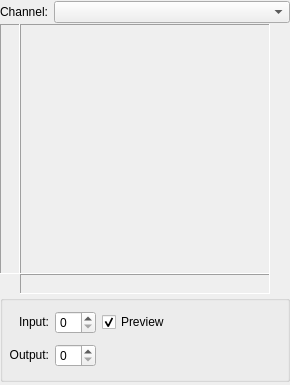
KDE/krita, file krita/plugins/filters/colorsfilters/wdg_perchannel.ui: the form before one commit.
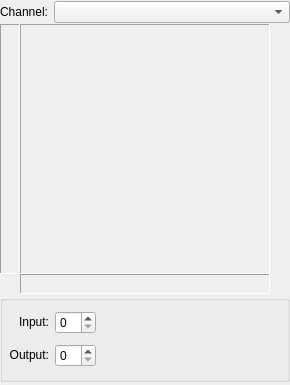
The form after the commit. Custom widgets are drawn as their Qt base class.

Commit message: remove obsolete preview checkbox

```diff
--- a/krita/plugins/filters/colorsfilters/wdg_perchannel.ui
+++ b/krita/plugins/filters/colorsfilters/wdg_perchannel.ui
@@ -242,16 +242,6 @@
         </property>
        </widget>
       </item>
-      <item row="0" column="2">
-       <widget class="QCheckBox" name="cbPreview">
-        <property name="text">
-         <string>Preview</string>
-        </property>
-        <property name="checked">
-         <bool>true</bool>
-        </property>
-       </widget>
-      </item>
       <item row="1" column="0">
        <widget class="QLabel" name="labelOut">
         <property name="sizePolicy">
```
The commit also changes 2 other files.
